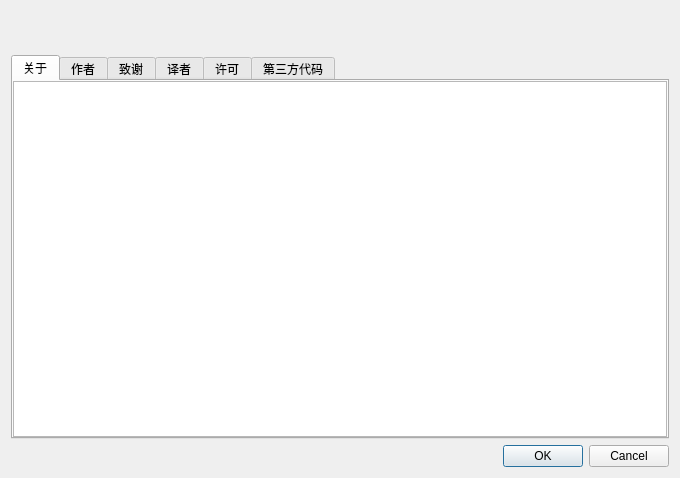
Before: the Qt Designer form CommonUtils/aboutdialog.ui in shine5402/VoicebankManager, drawn with Qt 5.
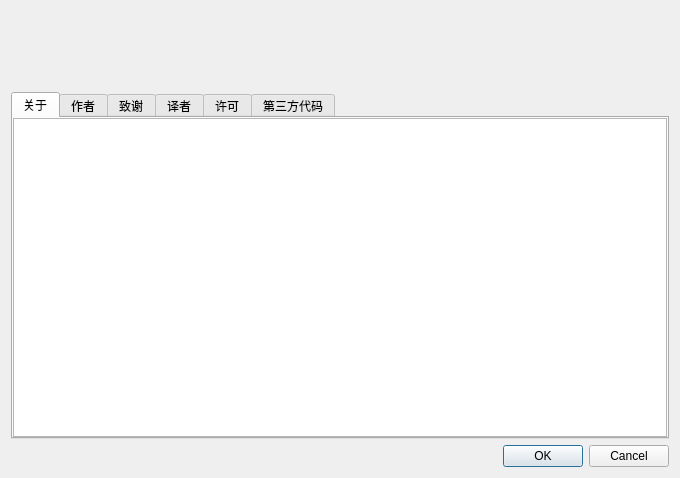
After: the same form once the commit is applied.

```diff
--- a/CommonUtils/aboutdialog.ui
+++ b/CommonUtils/aboutdialog.ui
@@ -191,10 +191,19 @@
     <widget class="QWidget" name="headWidget" native="true">
      <layout class="QHBoxLayout" name="headLayout">
       <item>
-       <widget class="QLabel" name="iconLabel">
+       <widget class="QToolButton" name="iconButton">
+        <property name="styleSheet">
+         <string notr="true">QToolButton {border: none; padding: 2px;}</string>
+        </property>
         <property name="text">
          <string/>
         </property>
+        <property name="iconSize">
+         <size>
+          <width>50</width>
+          <height>50</height>
+         </size>
+        </property>
        </widget>
       </item>
       <item>
```
